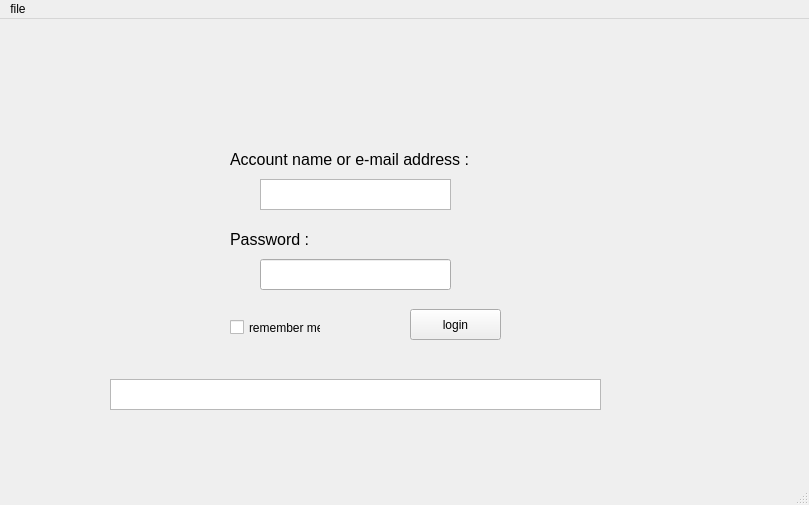
iNuBexX/TravWarLord, file TravLord_Login.ui: the form before one commit.
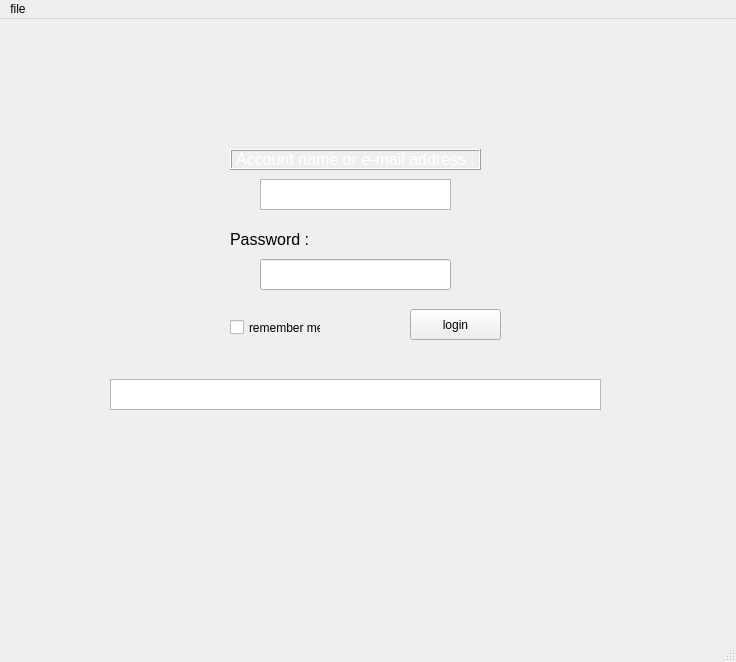
The form after the commit. Icons and pictures are not drawn.

Patch:
```diff
--- a/TravLord_Login.ui
+++ b/TravLord_Login.ui
@@ -1,18 +1,36 @@
 <?xml version="1.0" encoding="UTF-8"?>
 <ui version="4.0">
- <class>MainWindow</class>
- <widget class="QMainWindow" name="MainWindow">
+ <class>TravLegendsWarLord</class>
+ <widget class="QMainWindow" name="TravLegendsWarLord">
+  <property name="enabled">
+   <bool>true</bool>
+  </property>
   <property name="geometry">
    <rect>
     <x>0</x>
     <y>0</y>
-    <width>809</width>
-    <height>505</height>
+    <width>736</width>
+    <height>662</height>
    </rect>
   </property>
+  <property name="minimumSize">
+   <size>
+    <width>500</width>
+    <height>500</height>
+   </size>
+  </property>
   <property name="windowTitle">
    <string>MainWindow</string>
   </property>
+  <property name="windowOpacity">
+   <double>100.000000000000000</double>
+  </property>
+  <property name="styleSheet">
+   <string notr="true">background-image: url(login.png);</string>
+  </property>
+  <property name="background-image" stdset="0">
+   <pixmap/>
+  </property>
   <widget class="QWidget" name="centralwidget">
    <widget class="QLabel" name="label">
     <property name="geometry">
@@ -28,6 +46,15 @@
       <pointsize>12</pointsize>
      </font>
     </property>
+    <property name="styleSheet">
+     <string notr="true">color: rgb(255, 255, 255);</string>
+    </property>
+    <property name="frameShape">
+     <enum>QFrame::Box</enum>
+    </property>
+    <property name="frameShadow">
+     <enum>QFrame::Raised</enum>
+    </property>
     <property name="text">
      <string>Account name or e-mail address :</string>
     </property>
@@ -115,7 +142,7 @@
     <rect>
      <x>0</x>
      <y>0</y>
-     <width>809</width>
+     <width>736</width>
      <height>21</height>
     </rect>
    </property>
```
Left out of the diff: 19 changed lines with no effect on the pictures.
